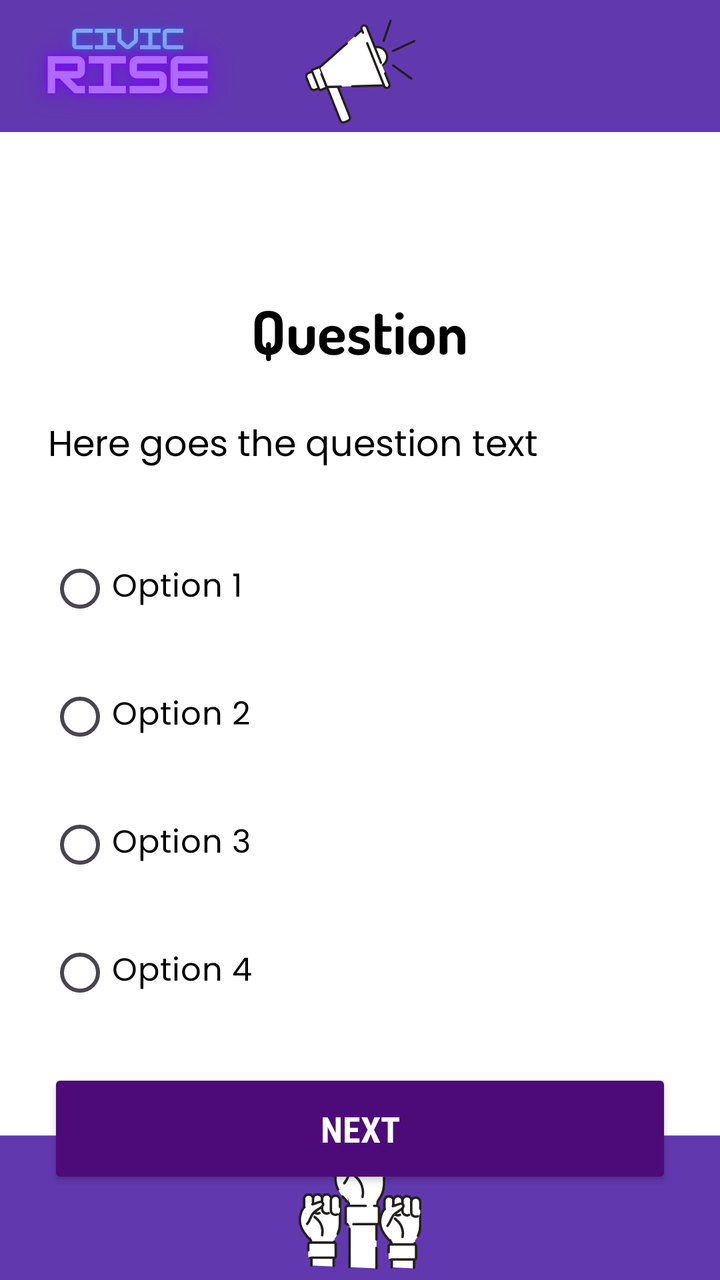
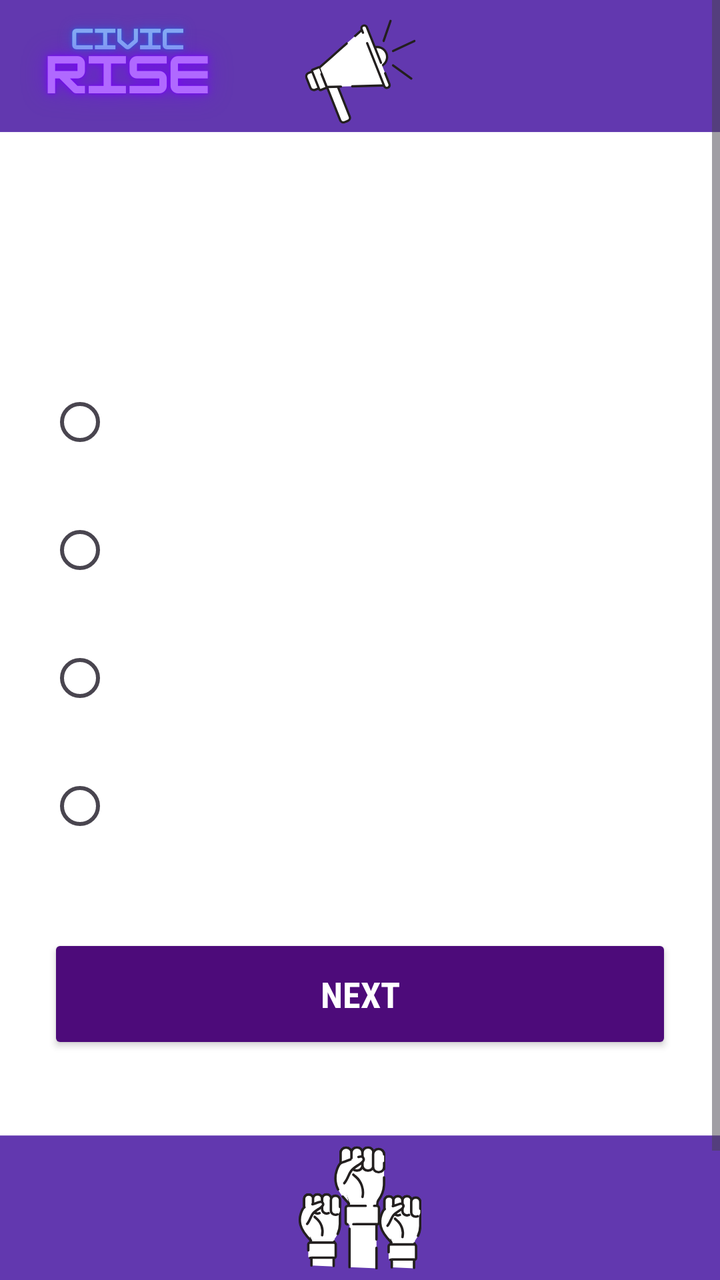

Before-and-after screenshots of an Android layout around one commit, followed by the original layout XML and the change that was made.
<!-- AndroidManifest.xml: application theme Theme.CivicRise -->
<!-- res/layout/activity_quiz.xml -->
<ScrollView xmlns:android="http://schemas.android.com/apk/res/android"
    android:layout_width="match_parent"
    android:layout_height="match_parent"
    android:background="@drawable/quiz_background">

    <LinearLayout
        android:layout_width="match_parent"
        android:layout_height="wrap_content"
        android:orientation="vertical"
        android:padding="24dp"
        android:gravity="center_horizontal"
        android:layout_marginTop="120dp">

        <TextView
            android:id="@+id/tvTitle"
            android:layout_width="wrap_content"
            android:layout_height="wrap_content"
            android:text="Question"
            android:textSize="30sp"
            android:textColor="@android:color/black"
            android:fontFamily="@font/dosis_bold"
            android:layout_marginBottom="24dp" />

        <TextView
            android:id="@+id/tvQuestion"
            android:layout_width="match_parent"
            android:layout_height="wrap_content"
            android:text="Here goes the question text"
            android:textSize="18sp"
            android:textColor="@android:color/black"
            android:fontFamily="@font/poppins_regular"
            android:layout_marginBottom="32dp" />

        <RadioGroup
            android:id="@+id/radioGroup"
            android:layout_width="match_parent"
            android:layout_height="wrap_content">

            <RadioButton
                android:id="@+id/rb1"
                android:layout_width="match_parent"
                android:layout_height="wrap_content"
                android:text="Option 1"
                android:textColor="@android:color/black"
                android:textSize="16sp"
                android:fontFamily="@font/poppins_regular"
                android:layout_marginBottom="16dp" />

            <RadioButton
                android:id="@+id/rb2"
                android:layout_width="match_parent"
                android:layout_height="wrap_content"
                android:text="Option 2"
                android:textColor="@android:color/black"
                android:textSize="16sp"
                android:fontFamily="@font/poppins_regular"
                android:layout_marginBottom="16dp" />

            <RadioButton
                android:id="@+id/rb3"
                android:layout_width="match_parent"
                android:layout_height="wrap_content"
                android:text="Option 3"
                android:textColor="@android:color/black"
                android:textSize="16sp"
                android:fontFamily="@font/poppins_regular"
                android:layout_marginBottom="16dp" />

            <RadioButton
                android:id="@+id/rb4"
                android:layout_width="match_parent"
                android:layout_height="wrap_content"
                android:text="Option 4"
                android:textColor="@android:color/black"
                android:textSize="16sp"
                android:fontFamily="@font/poppins_regular"
                android:layout_marginBottom="24dp" />
        </RadioGroup>

        <Button
            android:id="@+id/btnNext"
            android:layout_width="match_parent"
            android:layout_height="60dp"
            android:text="Next"
            android:textSize="18sp"
            android:fontFamily="@font/roboto_bold"
            android:backgroundTint="#4D0B7A"
            android:textColor="#FFFFFF" />
    </LinearLayout>
</ScrollView>
<!-- resources referenced by this layout -->
<resources>
  <!-- drawable quiz_background: png bitmap (drawable, 65618 bytes) -->
  <style name="Theme.CivicRise" parent="Base.Theme.CivicRise" />
  <style name="Base.Theme.CivicRise" parent="Theme.Material3.DayNight.NoActionBar">
          
          
      </style>
</resources>

<!-- the commit's change to res/layout/activity_quiz.xml (unified diff, before → after) -->
@@ -1,34 +1,26 @@
 <ScrollView xmlns:android="http://schemas.android.com/apk/res/android"
     android:layout_width="match_parent"
     android:layout_height="match_parent"
-    android:background="@drawable/quiz_background">
+    android:background="@drawable/quiz_background"
+    android:fillViewport="true">
 
     <LinearLayout
         android:layout_width="match_parent"
         android:layout_height="wrap_content"
         android:orientation="vertical"
         android:padding="24dp"
-        android:gravity="center_horizontal"
-        android:layout_marginTop="120dp">
-
-        <TextView
-            android:id="@+id/tvTitle"
-            android:layout_width="wrap_content"
-            android:layout_height="wrap_content"
-            android:text="Question"
-            android:textSize="30sp"
-            android:textColor="@android:color/black"
-            android:fontFamily="@font/dosis_bold"
-            android:layout_marginBottom="24dp" />
+        android:layout_marginTop="72dp"
+        android:layout_marginBottom="48dp"
+        android:gravity="center_horizontal">
 
         <TextView
             android:id="@+id/tvQuestion"
             android:layout_width="match_parent"
             android:layout_height="wrap_content"
-            android:text="Here goes the question text"
-            android:textSize="18sp"
+            android:textSize="20sp"
             android:textColor="@android:color/black"
-            android:fontFamily="@font/poppins_regular"
+            android:fontFamily="@font/roboto_bold"
+            android:layout_marginTop="32dp"
             android:layout_marginBottom="32dp" />
 
         <RadioGroup
@@ -40,7 +32,6 @@
                 android:id="@+id/rb1"
                 android:layout_width="match_parent"
                 android:layout_height="wrap_content"
-                android:text="Option 1"
                 android:textColor="@android:color/black"
                 android:textSize="16sp"
                 android:fontFamily="@font/poppins_regular"
@@ -50,7 +41,6 @@
                 android:id="@+id/rb2"
                 android:layout_width="match_parent"
                 android:layout_height="wrap_content"
-                android:text="Option 2"
                 android:textColor="@android:color/black"
                 android:textSize="16sp"
                 android:fontFamily="@font/poppins_regular"
@@ -60,7 +50,6 @@
                 android:id="@+id/rb3"
                 android:layout_width="match_parent"
                 android:layout_height="wrap_content"
-                android:text="Option 3"
                 android:textColor="@android:color/black"
                 android:textSize="16sp"
                 android:fontFamily="@font/poppins_regular"
@@ -70,7 +59,6 @@
                 android:id="@+id/rb4"
                 android:layout_width="match_parent"
                 android:layout_height="wrap_content"
-                android:text="Option 4"
                 android:textColor="@android:color/black"
                 android:textSize="16sp"
                 android:fontFamily="@font/poppins_regular"
@@ -85,6 +73,7 @@
             android:textSize="18sp"
             android:fontFamily="@font/roboto_bold"
             android:backgroundTint="#4D0B7A"
-            android:textColor="#FFFFFF" />
+            android:textColor="#FFFFFF"
+            android:layout_marginTop="16dp" />
     </LinearLayout>
 </ScrollView>
